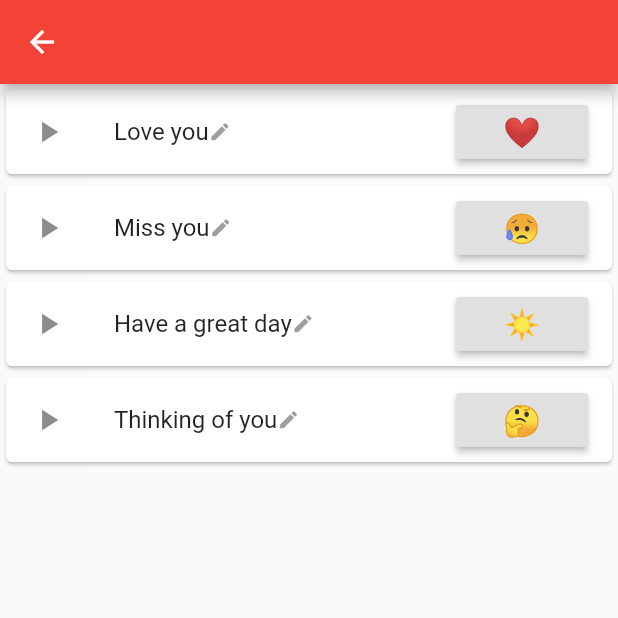
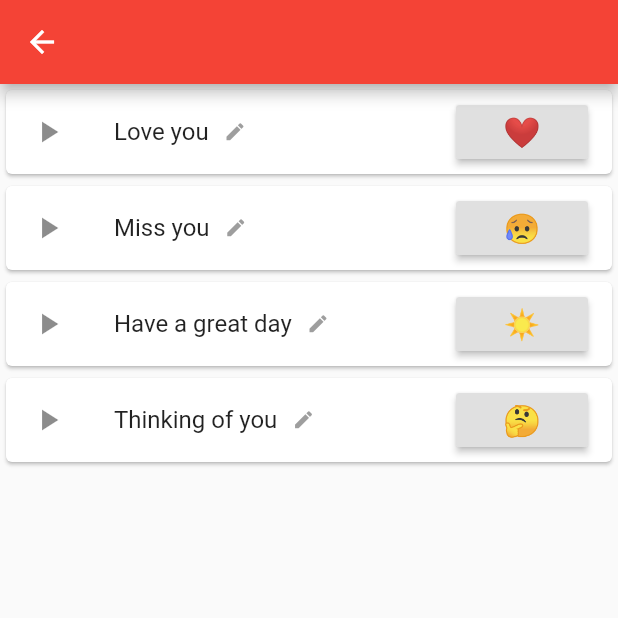
Before and after one commit to Preston12321/macathon-project, a Flutter app: the LogPage screen opened directly with empty values, on a phone screen of 412 x 824 dp, the top half of it. Run offline on Flutter 3.47's test engine with Material 2 defaults, Android fonts, the phone set to English and light mode, and no system bars; our stand-ins replace bloc, firebase_auth, flutter_bloc; accounts and stored records are empty.

Commit message:
Literally just a container

```diff
--- a/lib/ui/log_page.dart
+++ b/lib/ui/log_page.dart
@@ -43,6 +43,9 @@ class MessageTile extends StatelessWidget {
               children: <Widget>[
                 Text(_name),
                 Container(
+                  width: 10,
+                ),
+                Container(
                   child: Icon(
                     Icons.edit,
                     size: 15,
```
